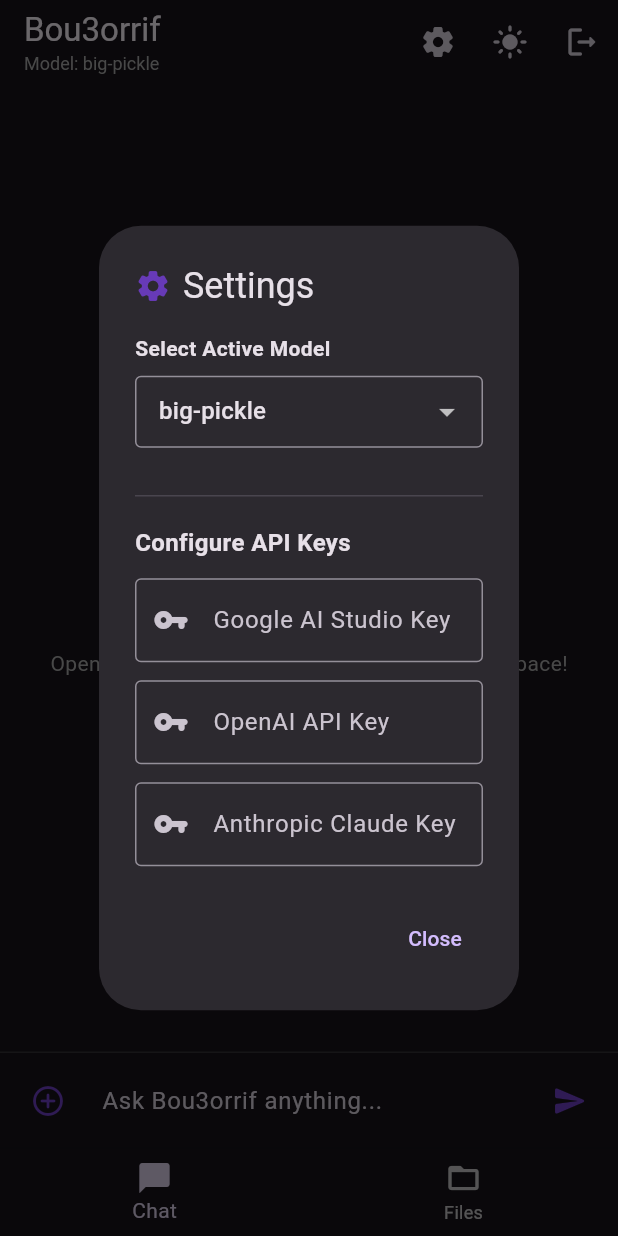
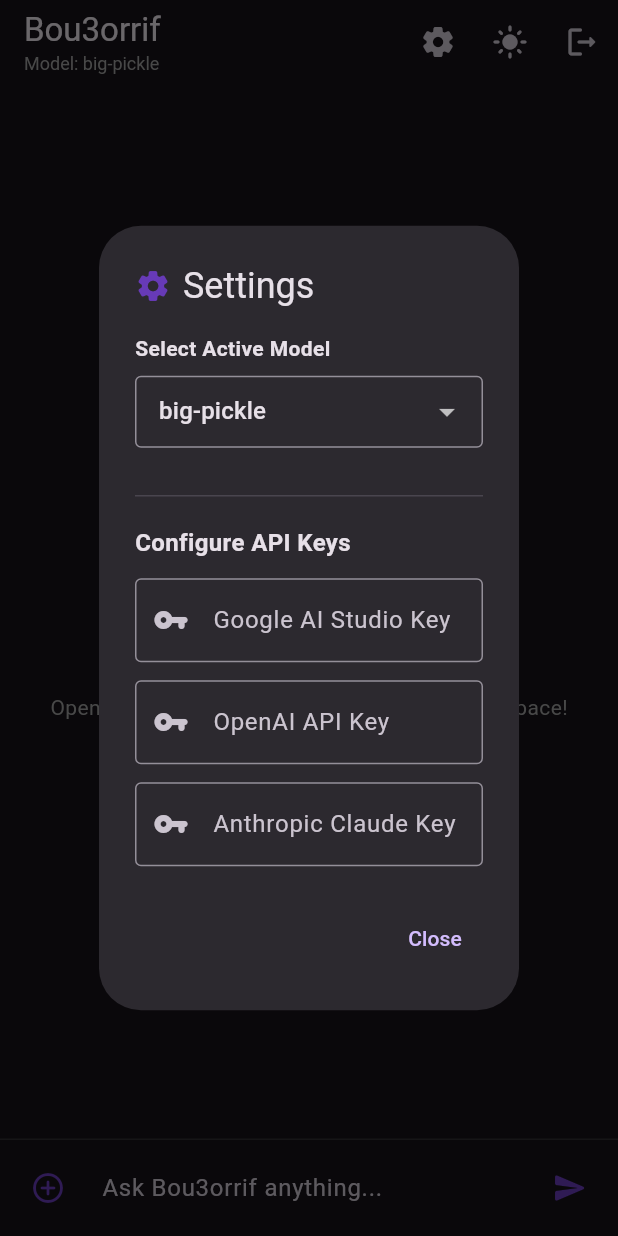
Before and after one commit to AnasGara/opencode-localMob, a Flutter app: the screen it shows after launch, after a tap on the "settings" icon, on a phone screen of 412 x 824 dp. Run offline on Flutter 3.47's test engine with Material 3 defaults, Android fonts, the phone set to English and light mode, and no system bars; our stand-ins replace file_picker, flutter_markdown, google_generative_ai, shared_preferences.

Commit message:
fix: launch directly into chat, remove redundant files tab & setup screens
- Removed `SetupScreen` completely so the application starts directly into the main `HomeScreen`.
- Removed `BottomNavigationBar` and the redundant `Files` tab files (`file_browser_screen.dart` and `file_viewer_screen.dart`), setting `ChatScreen` as the sole direct view of the application on startup.
- Configured settings to automatically default to free mode with `'big-pickle'` pre-selected on first load or when custom API keys are cleared.
- Fixed the response streaming logic in `GeminiService` to ensure real requests to the OpenCode Zen free models work correctly, and made the fallback show a clear offline/network failure error message instead of repeating a hello greeting.
- Updated and verified all widget and unit tests.

Co-authored-by: AnasGara <65946300+AnasGara@users.noreply.github.com>

```diff
--- a/lib/screens/file_browser_screen.dart
+++ /dev/null
@@ -1,104 +0,0 @@
-import 'package:flutter/material.dart';
-import 'package:provider/provider.dart';
-import '../providers/project_provider.dart';
-import '../services/file_service.dart';
-import 'file_viewer_screen.dart';
-
-class FileBrowserScreen extends StatelessWidget {
-  const FileBrowserScreen({super.key});
-
-  @override
-  Widget build(BuildContext context) {
-    final projectProvider = Provider.of<ProjectProvider>(context);
-    final filename = projectProvider.selectedFilePath != null
-        ? FileService.getFileName(projectProvider.selectedFilePath)
-        : null;
-
-    return Scaffold(
-      body: projectProvider.isLoading
-          ? const Center(child: CircularProgressIndicator())
-          : Center(
-              child: SingleChildScrollView(
-                padding: const EdgeInsets.all(24.0),
-                child: Column(
-                  mainAxisAlignment: MainAxisAlignment.center,
-                  children: [
-                    const Icon(Icons.cloud_upload_rounded, size: 80, color: Colors.deepPurple),
-                    const SizedBox(height: 16),
-                    const Text(
-                      'Upload Media or Documents',
-                      style: TextStyle(fontSize: 20, fontWeight: FontWeight.bold),
-                      textAlign: TextAlign.center,
-                    ),
-                    const SizedBox(height: 8),
-                    const Text(
-                      'Select a photo, video, or document file from your device to analyze with Bou3orrif.',
-                      style: TextStyle(color: Colors.grey),
-                      textAlign: TextAlign.center,
-                    ),
-                    const SizedBox(height: 32),
-                    ElevatedButton.icon(
-                      style: ElevatedButton.styleFrom(
-                        backgroundColor: Colors.deepPurple,
-                        foregroundColor: Colors.white,
-                        minimumSize: const Size(200, 50),
-                      ),
-                      icon: const Icon(Icons.upload_file_rounded),
-                      label: const Text('Select File'),
-                      onPressed: projectProvider.uploadFile,
-                    ),
-                    if (projectProvider.selectedFilePath != null) ...[
-                      const SizedBox(height: 32),
-                      const Divider(),
-                      const SizedBox(height: 16),
-                      const Text(
-                        'Currently Attached File:',
-                        style: TextStyle(fontWeight: FontWeight.bold),
-                      ),
-                      const SizedBox(height: 12),
-                      Card(
-                        elevation: 0,
-                        color: Colors.deepPurple.withValues(alpha: 0.05),
-                        child: ListTile(
-                          leading: Icon(
-                            projectProvider.selectedFileBytes != null
-                                ? (projectProvider.selectedFileMimeType?.startsWith('image/') == true
-                                    ? Icons.image_rounded
-                                    : Icons.video_camera_back_rounded)
-                                : Icons.insert_drive_file_rounded,
-                            color: Colors.deepPurple,
-                          ),
-                          title: Text(filename ?? ''),
-                          subtitle: Text(projectProvider.selectedFileMimeType ?? 'Unknown Mime Type'),
-                          trailing: Row(
-                            mainAxisSize: MainAxisSize.min,
-                            children: [
-                              IconButton(
-                                icon: const Icon(Icons.remove_red_eye_rounded, color: Colors.deepPurple),
-                                tooltip: 'View File Content',
-                                onPressed: () {
-                                  Navigator.push(
-                                    context,
-                                    MaterialPageRoute(builder: (context) => const FileViewerScreen()),
-                                  );
-                                },
-                              ),
-                              IconButton(
-                                icon: const Icon(Icons.close_rounded, color: Colors.red),
-                                tooltip: 'Remove File',
-                                onPressed: () {
-                                  projectProvider.clearSelectedFile();
-                                },
-                              ),
-                            ],
-                          ),
-                        ),
-                      ),
-                    ],
-                  ],
-                ),
-              ),
-            ),
-    );
-  }
-}
--- a/lib/screens/home_screen.dart
+++ b/lib/screens/home_screen.dart
@@ -3,7 +3,6 @@ import 'package:provider/provider.dart';
 import '../providers/settings_provider.dart';
 import '../providers/chat_provider.dart';
 import 'chat_screen.dart';
-import 'file_browser_screen.dart';
 
 class HomeScreen extends StatefulWidget {
   const HomeScreen({super.key});
@@ -13,13 +12,6 @@ class HomeScreen extends StatefulWidget {
 }
 
 class _HomeScreenState extends State<HomeScreen> {
-  int _currentIndex = 0;
-
-  final List<Widget> _tabs = const [
-    ChatScreen(),
-    FileBrowserScreen(),
-  ];
-
   @override
   void initState() {
     super.initState();
@@ -240,26 +232,7 @@ class _HomeScreenState extends State<HomeScreen> {
           ),
         ],
       ),
-      body: IndexedStack(
-        index: _currentIndex,
-        children: _tabs,
-      ),
-      bottomNavigationBar: BottomNavigationBar(
-        currentIndex: _currentIndex,
-        onTap: (index) => setState(() => _currentIndex = index),
-        items: const [
-          BottomNavigationBarItem(
-            icon: Icon(Icons.chat_bubble_outline),
-            activeIcon: Icon(Icons.chat_bubble),
-            label: 'Chat',
-          ),
-          BottomNavigationBarItem(
-            icon: Icon(Icons.folder_open_outlined),
-            activeIcon: Icon(Icons.folder),
-            label: 'Files',
-          ),
-        ],
-      ),
+      body: const ChatScreen(),
     );
   }
 }
```
Also changed, not shown: lib/screens/file_viewer_screen.dart (deleted, +0 -93 lines).
